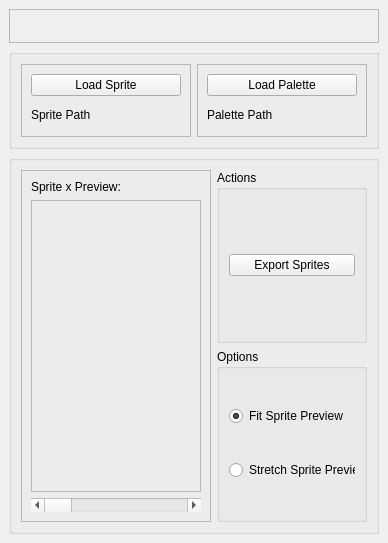
First picture: the form in bbh2sr/templates/main.ui, repository mb2g17/BubbleBobbleHero2SpriteRipper, before the edit.
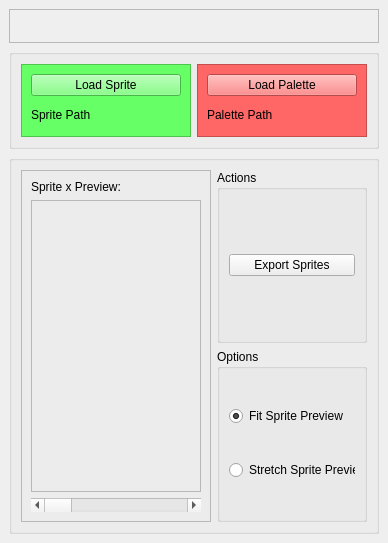
Second picture: the form after the edit. Icons and pictures are not drawn.

Patch:
```diff
--- a/bbh2sr/templates/main.ui
+++ b/bbh2sr/templates/main.ui
@@ -127,6 +127,9 @@
       <layout class="QHBoxLayout" name="horizontalLayout">
        <item>
         <widget class="QFrame" name="frame_sprite">
+         <property name="styleSheet">
+          <string notr="true">background-color: #6f6</string>
+         </property>
          <property name="frameShape">
           <enum>QFrame::StyledPanel</enum>
          </property>
@@ -153,6 +156,9 @@
        </item>
        <item>
         <widget class="QFrame" name="frame_palette">
+         <property name="styleSheet">
+          <string notr="true">background-color: #f66;</string>
+         </property>
          <property name="frameShape">
           <enum>QFrame::StyledPanel</enum>
          </property>
```
Left out of the diff: 15 changed lines with no effect on the pictures.
